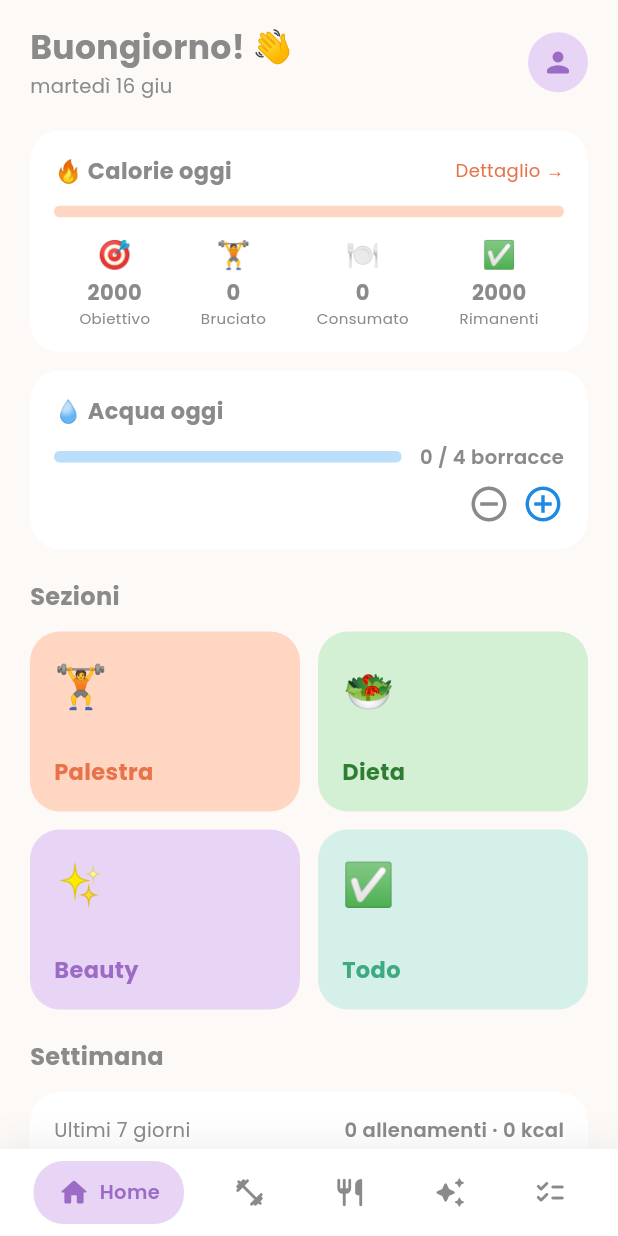
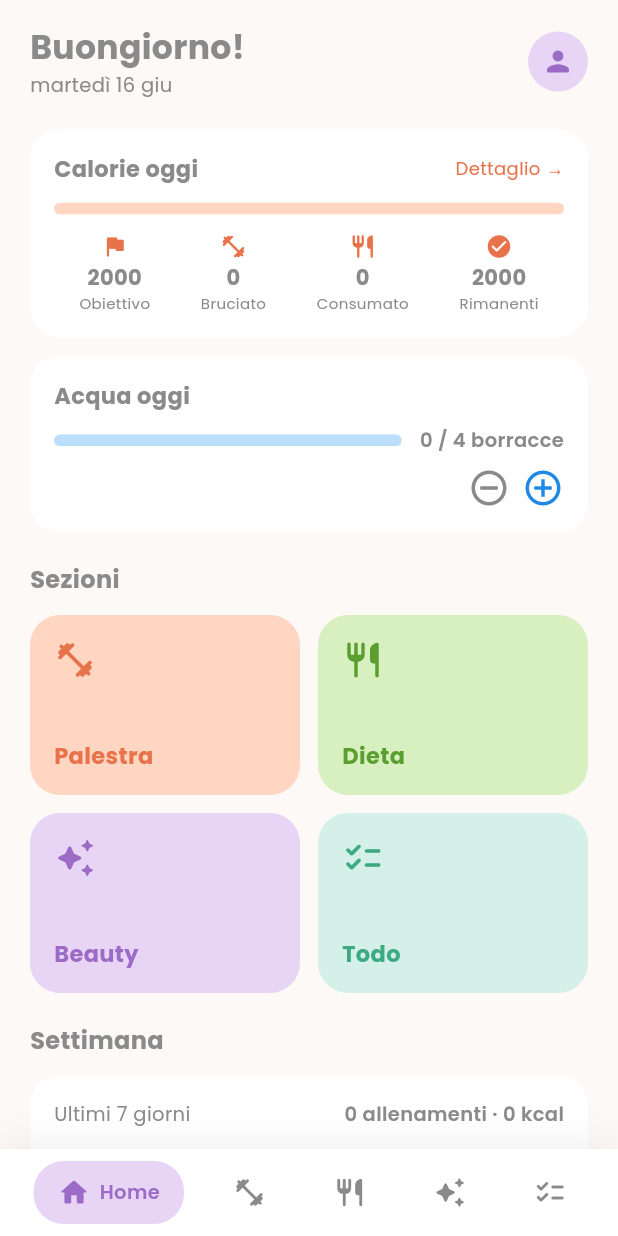
Before and after one commit to federicadeval/grow-glow, a Flutter app: the DashboardScreen screen opened by its route, on a phone screen of 412 x 824 dp. Run offline on Flutter 3.47's test engine with Material 3 defaults, Android fonts, the phone set to English and light mode, and no system bars; our stand-ins replace flutter_riverpod, go_router, google_fonts, image_picker, shared_preferences, supabase_flutter; missing offline and left inert: dart:js; accounts and stored records are empty; network calls fail.

Commit message:
Remove emoji from UI, replace with Material icons throughout app
Replace all emoji in AppBar titles, stats widgets, section headers,
and shortcut cards with Material icons or clean text labels. Refactor
_KcalStat, _ShortcutCard (dashboard), _KcalCell (fitness), _KcalPill
(diet), and _ProgressCard (beauty) to accept IconData instead of String emoji.
Also fix Dieta shortcut route to /diet.

https://claude.ai/code/session_01H5CWHJEM7pURDawkVogN9M

```diff
--- a/lib/features/beauty/presentation/screens/products_list_screen.dart
+++ b/lib/features/beauty/presentation/screens/products_list_screen.dart
@@ -19,7 +19,7 @@ class ProductsListScreen extends StatelessWidget {
 
     return Scaffold(
       backgroundColor: AppColors.background,
-      appBar: AppBar(title: const Text('I miei prodotti 🧴')),
+      appBar: AppBar(title: const Text('I miei prodotti')),
       body: ListView(
         padding: const EdgeInsets.all(20),
         children: [
--- a/lib/features/beauty/presentation/screens/routine_detail_screen.dart
+++ b/lib/features/beauty/presentation/screens/routine_detail_screen.dart
@@ -205,7 +205,7 @@ class _CompletedBanner extends StatelessWidget {
             ),
           ),
           const SizedBox(height: 4),
-          Text('La tua pelle ti ringrazierà ✨',
+          Text('La tua pelle ti ringrazierà',
             style: TextStyle(
               fontSize: 14,
               color: AppColors.beautyDark.withValues(alpha: 0.8),
@@ -275,7 +275,7 @@ class _StepTile extends StatelessWidget {
                   ),
             ),
             const SizedBox(width: 12),
-            Text(step.emoji, style: const TextStyle(fontSize: 24)),
+            Icon(step.icon, size: 22, color: AppColors.beautyDark),
             const SizedBox(width: 12),
             Expanded(
               child: Column(
--- a/lib/features/fitness/presentation/screens/workout_screen.dart
+++ b/lib/features/fitness/presentation/screens/workout_screen.dart
@@ -31,7 +31,7 @@ class _WorkoutScreenState extends State<WorkoutScreen>
   Widget build(BuildContext context) {
     return Scaffold(
       appBar: AppBar(
-        title: const Text('Palestra 🏋️'),
+        title: const Text('Palestra'),
         bottom: TabBar(
           controller: _tabController,
           indicatorColor: AppColors.peachDark,
--- a/lib/features/home/presentation/dashboard_screen.dart
+++ b/lib/features/home/presentation/dashboard_screen.dart
@@ -44,7 +44,7 @@ class DashboardScreen extends ConsumerWidget {
                     crossAxisAlignment: CrossAxisAlignment.start,
                     children: [
                       Text(
-                        '$greeting! 👋',
+                        '$greeting!',
                         style: const TextStyle(fontSize: 22, fontWeight: FontWeight.w700),
                       ),
                       Text(
@@ -77,7 +77,7 @@ class DashboardScreen extends ConsumerWidget {
                     Row(
                       mainAxisAlignment: MainAxisAlignment.spaceBetween,
                       children: [
-                        const Text('🔥 Calorie oggi', style: TextStyle(fontSize: 15, fontWeight: FontWeight.w700)),
+                        const Text('Calorie oggi', style: TextStyle(fontSize: 15, fontWeight: FontWeight.w700)),
                         GestureDetector(
                           onTap: () => context.go('/fitness'),
                           child: Text('Dettaglio →', style: TextStyle(fontSize: 12, color: AppColors.fitnessDark)),
@@ -98,10 +98,10 @@ class DashboardScreen extends ConsumerWidget {
                     Row(
                       mainAxisAlignment: MainAxisAlignment.spaceAround,
                       children: [
-                        _KcalStat('🎯', 'Obiettivo', '$targetKcal'),
-                        _KcalStat('🏋️', 'Bruciato', '${calories.burnedKcal}'),
-                        _KcalStat('🍽️', 'Consumato', '${calories.consumedKcal}'),
-                        _KcalStat('✅', 'Rimanenti', '$remaining'),
+                        _KcalStat(Icons.flag_rounded, 'Obiettivo', '$targetKcal'),
+                        _KcalStat(Icons.fitness_center_rounded, 'Bruciato', '${calories.burnedKcal}'),
+                        _KcalStat(Icons.restaurant_rounded, 'Consumato', '${calories.consumedKcal}'),
+                        _KcalStat(Icons.check_circle_rounded, 'Rimanenti', '$remaining'),
                       ],
                     ),
                   ],
@@ -114,7 +114,7 @@ class DashboardScreen extends ConsumerWidget {
                 child: Column(
                   crossAxisAlignment: CrossAxisAlignment.start,
                   children: [
-                    const Text('💧 Acqua oggi', style: TextStyle(fontSize: 15, fontWeight: FontWeight.w700)),
+                    const Text('Acqua oggi', style: TextStyle(fontSize: 15, fontWeight: FontWeight.w700)),
                     const SizedBox(height: 10),
                     Row(
                       children: [
@@ -171,28 +171,28 @@ class DashboardScreen extends ConsumerWidget {
                 children: [
                   _ShortcutCard(
                     label: 'Palestra',
-                    emoji: '🏋️',
+                    icon: Icons.fitness_center_rounded,
                     color: AppColors.fitness,
                     darkColor: AppColors.fitnessDark,
                     onTap: () => context.go('/fitness'),
                   ),
                   _ShortcutCard(
                     label: 'Dieta',
-                    emoji: '🥗',
-                    color: const Color(0xFFD4F0D4),
-                    darkColor: const Color(0xFF2E7D32),
-                    onTap: () => context.go('/fitness/diet'),
+                    icon: Icons.restaurant_rounded,
+                    color: AppColors.diet,
+                    darkColor: AppColors.dietDark,
+                    onTap: () => context.go('/diet'),
                   ),
                   _ShortcutCard(
                     label: 'Beauty',
-                    emoji: '✨',
+                    icon: Icons.auto_awesome_rounded,
                     color: AppColors.beauty,
                     darkColor: AppColors.beautyDark,
                     onTap: () => context.go('/beauty'),
                   ),
                   _ShortcutCard(
                     label: 'Todo',
-                    emoji: '✅',
+                    icon: Icons.checklist_rounded,
                     color: AppColors.todo,
                     darkColor: AppColors.todoDark,
                     onTap: () => context.go('/todo'),
@@ -336,16 +336,16 @@ class _SectionCard extends StatelessWidget {
 }
 
 class _KcalStat extends StatelessWidget {
-  final String emoji;
+  final IconData icon;
   final String label;
   final String value;
-  const _KcalStat(this.emoji, this.label, this.value);
+  const _KcalStat(this.icon, this.label, this.value);
 
   @override
   Widget build(BuildContext context) {
     return Column(
       children: [
-        Text(emoji, style: const TextStyle(fontSize: 18)),
+        Icon(icon, size: 18, color: AppColors.fitnessDark),
         const SizedBox(height: 2),
         Text(value, style: const TextStyle(fontSize: 14, fontWeight: FontWeight.w700)),
         Text(label, style: TextStyle(fontSize: 10, color: AppColors.textSecondary)),
@@ -356,11 +356,11 @@ class _KcalStat extends StatelessWidget {
 
 class _ShortcutCard extends StatelessWidget {
   final String label;
-  final String emoji;
+  final IconData icon;
   final Color color;
   final Color darkColor;
   final VoidCallback onTap;
-  const _ShortcutCard({required this.label, required this.emoji, required this.color, required this.darkColor, required this.onTap});
+  const _ShortcutCard({required this.label, required this.icon, required this.color, required this.darkColor, required this.onTap});
 
   @override
   Widget build(BuildContext context) {
@@ -373,7 +373,7 @@ class _ShortcutCard extends StatelessWidget {
           crossAxisAlignment: CrossAxisAlignment.start,
           mainAxisAlignment: MainAxisAlignment.spaceBetween,
           children: [
-            Text(emoji, style: const TextStyle(fontSize: 28)),
+            Icon(icon, size: 28, color: darkColor),
             Text(label, style: TextStyle(fontSize: 15, fontWeight: FontWeight.w700, color: darkColor)),
           ],
         ),
--- a/lib/features/profile/presentation/profile_screen.dart
+++ b/lib/features/profile/presentation/profile_screen.dart
@@ -398,7 +398,7 @@ class _KcalPreviewCard extends StatelessWidget {
       child: Column(
         crossAxisAlignment: CrossAxisAlignment.start,
         children: [
-          Text('🔥 Kcal giornaliere suggerite',
+          Text('Kcal giornaliere suggerite',
             style: TextStyle(
               fontSize: 13,
               fontWeight: FontWeight.w600,
--- a/lib/features/todo/presentation/screens/todo_screen.dart
+++ b/lib/features/todo/presentation/screens/todo_screen.dart
@@ -64,7 +64,7 @@ class _TodoScreenState extends State<TodoScreen> {
   @override
   Widget build(BuildContext context) {
     return Scaffold(
-      appBar: AppBar(title: const Text('Todo List ✅')),
+      appBar: AppBar(title: const Text('Todo')),
       floatingActionButton: FloatingActionButton.extended(
         onPressed: _addTodo,
         backgroundColor: AppColors.todoDark,
```
Also changed, not shown: lib/features/beauty/presentation/screens/beauty_screen.dart (+43 -43 lines), lib/features/fitness/presentation/screens/diet_screen.dart (+17 -10 lines), lib/features/fitness/presentation/screens/fitness_screen.dart (+8 -8 lines).
